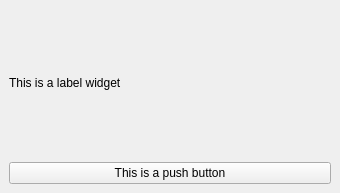
This is qtdesign/mainwindow.ui in tigerbook73/learn-pyqt as Qt 5 draws it before an edit. The edited form follows.
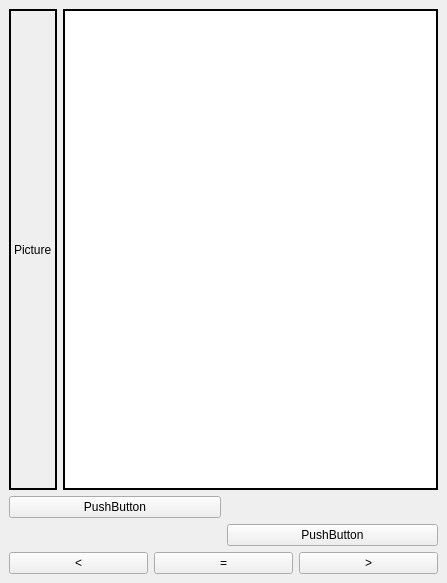
This is the edited form.

What changed in the file:
```diff
--- a/qtdesign/mainwindow.ui
+++ b/qtdesign/mainwindow.ui
@@ -6,8 +6,8 @@
    <rect>
     <x>0</x>
     <y>0</y>
-    <width>340</width>
-    <height>193</height>
+    <width>447</width>
+    <height>583</height>
    </rect>
   </property>
   <property name="windowTitle">
@@ -16,18 +16,92 @@
   <widget class="QWidget" name="centralwidget">
    <layout class="QVBoxLayout" name="verticalLayout">
     <item>
-     <widget class="QLabel" name="label">
-      <property name="text">
-       <string>This is a label widget</string>
-      </property>
-     </widget>
+     <layout class="QHBoxLayout" name="horizontalLayout">
+      <item>
+       <widget class="QLabel" name="picture">
+        <property name="enabled">
+         <bool>true</bool>
+        </property>
+        <property name="baseSize">
+         <size>
+          <width>0</width>
+          <height>0</height>
+         </size>
+        </property>
+        <property name="frameShape">
+         <enum>QFrame::Box</enum>
+        </property>
+        <property name="frameShadow">
+         <enum>QFrame::Plain</enum>
+        </property>
+        <property name="lineWidth">
+         <number>2</number>
+        </property>
+        <property name="text">
+         <string>Picture</string>
+        </property>
+        <property name="scaledContents">
+         <bool>true</bool>
+        </property>
+       </widget>
+      </item>
+      <item>
+       <widget class="QPlainTextEdit" name="description">
+        <property name="frameShape">
+         <enum>QFrame::Box</enum>
+        </property>
+        <property name="frameShadow">
+         <enum>QFrame::Plain</enum>
+        </property>
+        <property name="lineWidth">
+         <number>2</number>
+        </property>
+       </widget>
+      </item>
+     </layout>
     </item>
     <item>
-     <widget class="QPushButton" name="pushButton">
-      <property name="text">
-       <string>This is a push button</string>
-      </property>
-     </widget>
+     <layout class="QGridLayout" name="gridLayout">
+      <item row="0" column="0">
+       <widget class="QPushButton" name="pushButton_4">
+        <property name="text">
+         <string>PushButton</string>
+        </property>
+       </widget>
+      </item>
+      <item row="1" column="1">
+       <widget class="QPushButton" name="pushButton_6">
+        <property name="text">
+         <string>PushButton</string>
+        </property>
+       </widget>
+      </item>
+     </layout>
+    </item>
+    <item>
+     <layout class="QHBoxLayout" name="horizontalLayout_2">
+      <item>
+       <widget class="QPushButton" name="pushButton">
+        <property name="text">
+         <string>&lt;</string>
+        </property>
+       </widget>
+      </item>
+      <item>
+       <widget class="QPushButton" name="pushButton_2">
+        <property name="text">
+         <string>=</string>
+        </property>
+       </widget>
+      </item>
+      <item>
+       <widget class="QPushButton" name="pushButton_3">
+        <property name="text">
+         <string>&gt;</string>
+        </property>
+       </widget>
+      </item>
+     </layout>
     </item>
    </layout>
   </widget>
```
Left out of the diff: 8 changed lines with no effect on the pictures.
